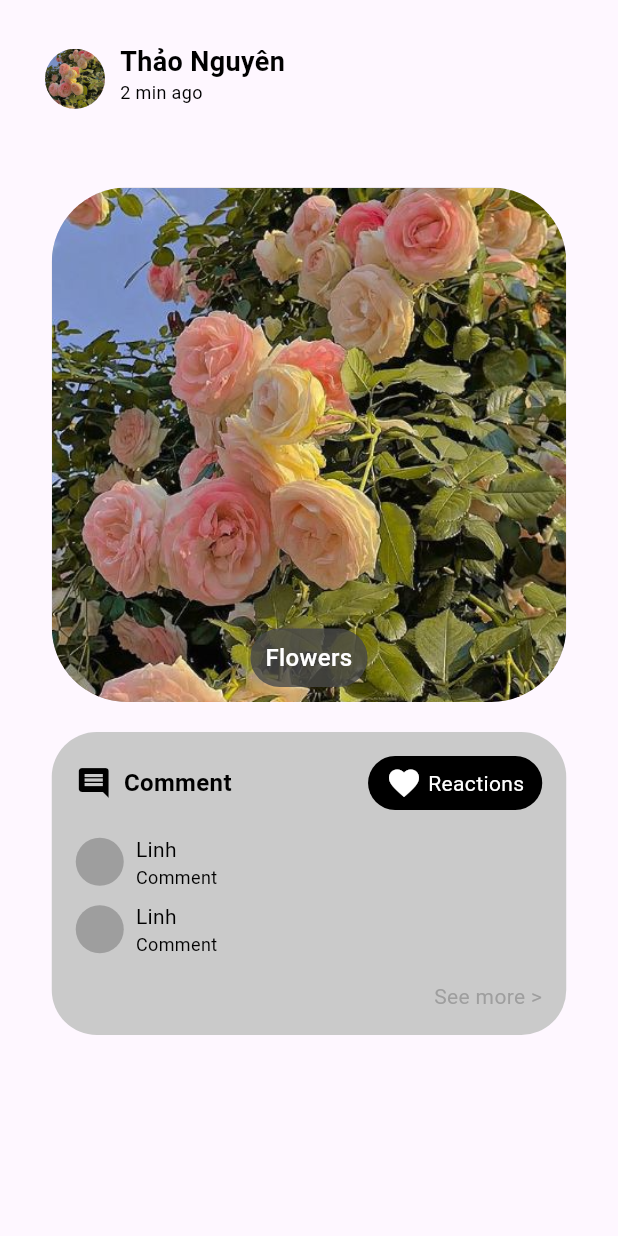
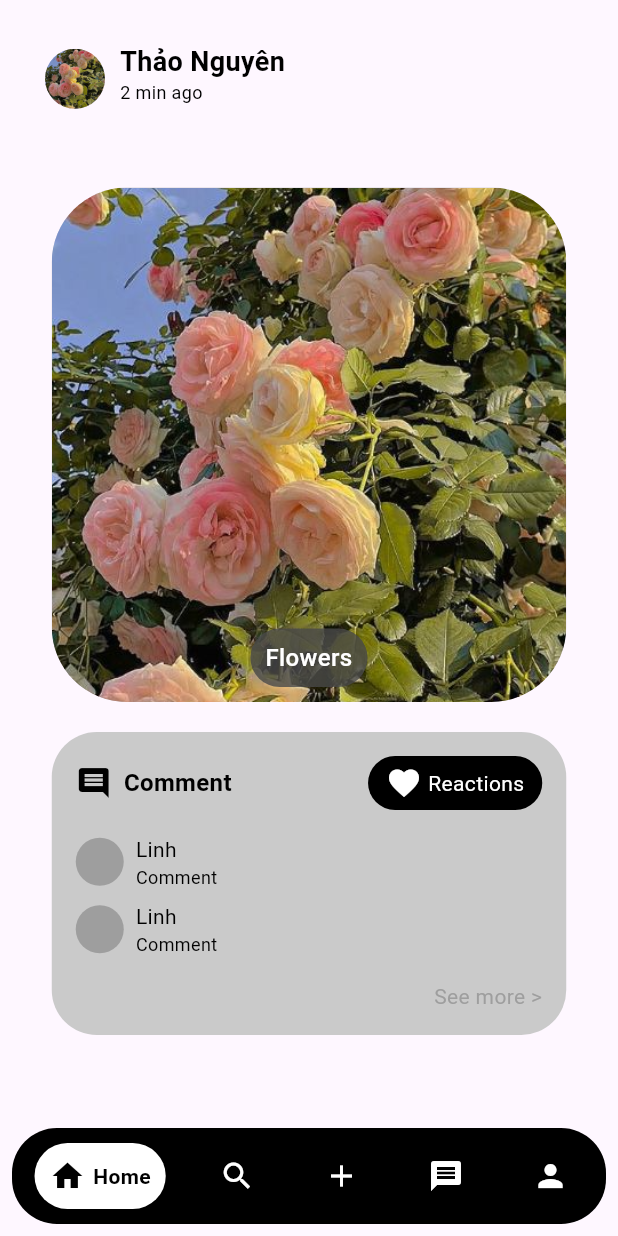
Before and after one commit to viet290423/GiaoDienNguoiMay, a Flutter app: the screen it shows after launch, on a phone screen of 412 x 824 dp. Run offline on Flutter 3.47's test engine with Material 3 defaults, Android fonts, the phone set to English and light mode, and no system bars; drawn by our look-alikes of google_nav_bar; our stand-ins replace device_preview; Roboto replaces fonts that are missing (Montserrat).

Commit message:
sua giao dien

```diff
--- a/demo/lib/main.dart
+++ b/demo/lib/main.dart
@@ -1,14 +1,15 @@
 import 'package:demo/screen/home_screen.dart';
+import 'package:demo/screen/main_screen.dart';
 import 'package:device_preview/device_preview.dart';
 import 'package:flutter/foundation.dart';
 import 'package:flutter/material.dart';
 
 void main() => runApp(
-      DevicePreview(
-        enabled: !kReleaseMode,
-        builder: (context) => MyApp(), // Wrap your app
-      ),
-    );
+  DevicePreview(
+    enabled: !kReleaseMode,
+    builder: (context) => MyApp(), // Wrap your app
+  ),
+);
 
 class MyApp extends StatelessWidget {
   @override
@@ -20,7 +21,7 @@ class MyApp extends StatelessWidget {
       builder: DevicePreview.appBuilder,
       theme: ThemeData.light(),
       darkTheme: ThemeData.dark(),
-      home: HomeScreen(),
+      home: MainScreen(),
       debugShowCheckedModeBanner: false,
     );
   }
```
